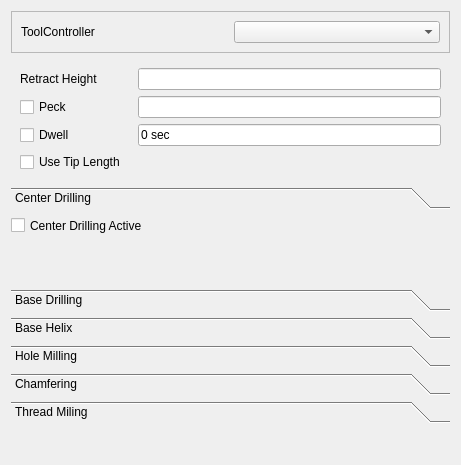
The window that src/Mod/Path/Gui/Resources/panels/PageOpSuperDrillingEdit.ui (Vaerks/SimpleCAM) describes before a commit, drawn with Qt 5.
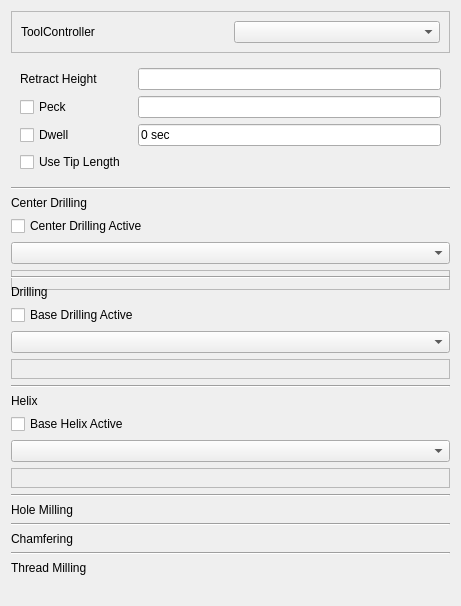
The same window after the commit. Custom widgets are drawn as their Qt base class.

Patch:
```diff
--- a/src/Mod/Path/Gui/Resources/panels/PageOpSuperDrillingEdit.ui
+++ b/src/Mod/Path/Gui/Resources/panels/PageOpSuperDrillingEdit.ui
@@ -7,7 +7,7 @@
     <x>0</x>
     <y>0</y>
     <width>461</width>
-    <height>465</height>
+    <height>399</height>
    </rect>
   </property>
   <property name="windowTitle">
@@ -105,31 +105,21 @@
     </widget>
    </item>
    <item>
-    <widget class="QToolBox" name="superDrillingToolBox">
-     <property name="currentIndex">
-      <number>0</number>
+    <widget class="Line" name="line">
+     <property name="orientation">
+      <enum>Qt::Horizontal</enum>
      </property>
-     <widget class="QWidget" name="page">
-      <property name="geometry">
-       <rect>
-        <x>0</x>
-        <y>0</y>
-        <width>443</width>
-        <height>70</height>
-       </rect>
-      </property>
-      <attribute name="label">
+    </widget>
+   </item>
+   <item>
+    <widget class="QLabel" name="label111">
+     <property name="text">
        <string>Center Drilling</string>
-      </attribute>
+     </property>
+    </widget>
+   </item>
+   <item>
       <widget class="QCheckBox" name="centerdrill_active">
-       <property name="geometry">
-        <rect>
-         <x>0</x>
-         <y>0</y>
-         <width>441</width>
-         <height>21</height>
-        </rect>
-       </property>
        <property name="text">
         <string>Center Drilling Active</string>
        </property>
@@ -137,28 +127,48 @@
         <bool>false</bool>
        </property>
       </widget>
-     </widget>
-     <widget class="QWidget" name="page_2">
-      <property name="geometry">
-       <rect>
-        <x>0</x>
-        <y>0</y>
-        <width>443</width>
-        <height>96</height>
-       </rect>
-      </property>
-      <attribute name="label">
-       <string>Base Drilling</string>
-      </attribute>
+   </item>
+   <item>
+    <widget class="QComboBox" name="centerdrill_tool"/>
+   </item>
+   <item>
+    <widget class="QFrame" name="centerdrill_frame">
+     <property name="sizePolicy">
+      <sizepolicy hsizetype="Minimum" vsizetype="Ignored">
+       <horstretch>0</horstretch>
+       <verstretch>0</verstretch>
+      </sizepolicy>
+     </property>
+     <property name="minimumSize">
+      <size>
+       <width>0</width>
+       <height>20</height>
+      </size>
+     </property>
+     <property name="frameShape">
+      <enum>QFrame::StyledPanel</enum>
+     </property>
+     <property name="frameShadow">
+      <enum>QFrame::Raised</enum>
+     </property>
+    </widget>
+   </item>
+   <item>
+    <widget class="Line" name="line_2">
+     <property name="orientation">
+      <enum>Qt::Horizontal</enum>
+     </property>
+    </widget>
+   </item>
+   <item>
+    <widget class="QLabel" name="label">
+     <property name="text">
+      <string>Drilling</string>
+     </property>
+    </widget>
+   </item>
+   <item>
       <widget class="QCheckBox" name="basedrill_active">
-       <property name="geometry">
-        <rect>
-         <x>0</x>
-         <y>0</y>
-         <width>441</width>
-         <height>21</height>
-        </rect>
-       </property>
        <property name="text">
         <string>Base Drilling Active</string>
        </property>
@@ -166,20 +176,42 @@
         <bool>false</bool>
        </property>
       </widget>
-     </widget>
-     <widget class="QWidget" name="page_6">
-      <attribute name="label">
-       <string>Base Helix</string>
-      </attribute>
+   </item>
+   <item>
+    <widget class="QComboBox" name="basedrill_tool"/>
+   </item>
+   <item>
+    <widget class="QFrame" name="basedrill_frame">
+     <property name="minimumSize">
+      <size>
+       <width>0</width>
+       <height>20</height>
+      </size>
+     </property>
+     <property name="frameShape">
+      <enum>QFrame::StyledPanel</enum>
+     </property>
+     <property name="frameShadow">
+      <enum>QFrame::Raised</enum>
+     </property>
+    </widget>
+   </item>
+   <item>
+    <widget class="Line" name="line_3">
+     <property name="orientation">
+      <enum>Qt::Horizontal</enum>
+     </property>
+    </widget>
+   </item>
+   <item>
+    <widget class="QLabel" name="label_3">
+     <property name="text">
+      <string>Helix</string>
+     </property>
+    </widget>
+   </item>
+   <item>
       <widget class="QCheckBox" name="basehelix_active">
-       <property name="geometry">
-        <rect>
-         <x>0</x>
-         <y>0</y>
-         <width>441</width>
-         <height>21</height>
-        </rect>
-       </property>
        <property name="text">
         <string>Base Helix Active</string>
        </property>
@@ -187,46 +219,66 @@
         <bool>false</bool>
        </property>
       </widget>
-     </widget>
-     <widget class="QWidget" name="page_3">
-      <property name="geometry">
-       <rect>
-        <x>0</x>
-        <y>0</y>
-        <width>443</width>
-        <height>96</height>
-       </rect>
-      </property>
-      <attribute name="label">
+   </item>
+   <item>
+    <widget class="QComboBox" name="basehelix_tool"/>
+   </item>
+   <item>
+    <widget class="QFrame" name="basehelix_frame">
+     <property name="minimumSize">
+      <size>
+       <width>0</width>
+       <height>20</height>
+      </size>
+     </property>
+     <property name="frameShape">
+      <enum>QFrame::StyledPanel</enum>
+     </property>
+     <property name="frameShadow">
+      <enum>QFrame::Raised</enum>
+     </property>
+    </widget>
+   </item>
+   <item>
+    <widget class="Line" name="line_4">
+     <property name="orientation">
+      <enum>Qt::Horizontal</enum>
+     </property>
+    </widget>
+   </item>
+   <item>
+    <widget class="QLabel" name="label_4">
+     <property name="text">
        <string>Hole Milling</string>
-      </attribute>
-     </widget>
-     <widget class="QWidget" name="page_4">
-      <property name="geometry">
-       <rect>
-        <x>0</x>
-        <y>0</y>
-        <width>443</width>
-        <height>96</height>
-       </rect>
-      </property>
-      <attribute name="label">
+     </property>
+    </widget>
+   </item>
+   <item>
+    <widget class="Line" name="line_5">
+     <property name="orientation">
+      <enum>Qt::Horizontal</enum>
+     </property>
+    </widget>
+   </item>
+   <item>
+    <widget class="QLabel" name="label_5">
+     <property name="text">
        <string>Chamfering</string>
-      </attribute>
-     </widget>
-     <widget class="QWidget" name="page_5">
-      <property name="geometry">
-       <rect>
-        <x>0</x>
-        <y>0</y>
-        <width>443</width>
-        <height>96</height>
-       </rect>
-      </property>
-      <attribute name="label">
-       <string>Thread Miling</string>
-      </attribute>
-     </widget>
+     </property>
+    </widget>
+   </item>
+   <item>
+    <widget class="Line" name="line_6">
+     <property name="orientation">
+      <enum>Qt::Horizontal</enum>
+     </property>
+    </widget>
+   </item>
+   <item>
+    <widget class="QLabel" name="label_6">
+     <property name="text">
+      <string>Thread Milling</string>
+     </property>
     </widget>
    </item>
    <item>
```
Left out of the diff: 20 changed lines with no effect on the pictures. Lines whose indentation alone changed are shown as unchanged.
